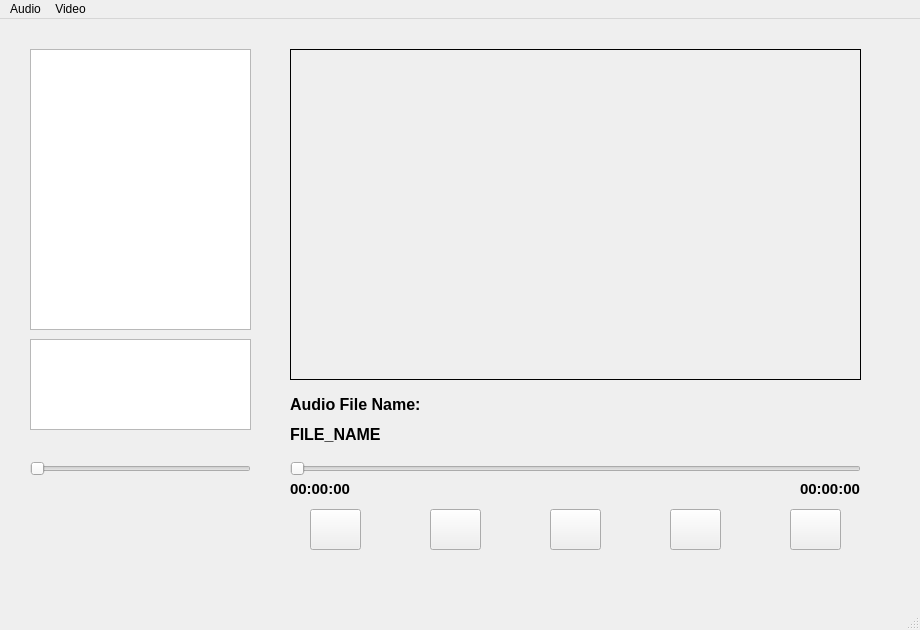
First picture: the form in mainwindow.ui, repository VictorManuelLopezHenao/ProyectoFinal, before the edit.
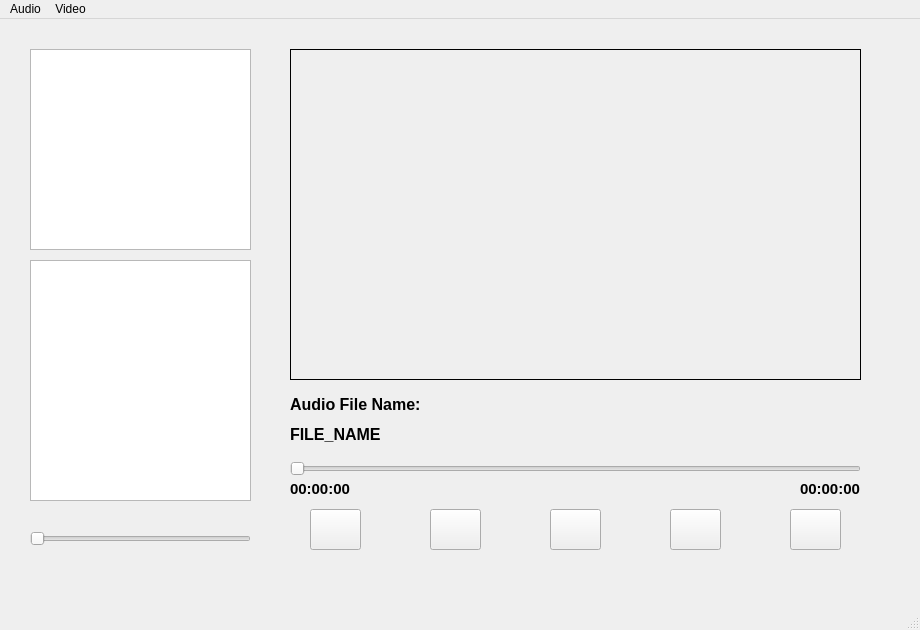
Second picture: the form after the edit.

Commit message:
QlistWidget y Etiquetas
Se agregó las lista conectada con el Treeview, para que asi se muestren en ella los archivos multimedia y tambien se conecto dicha lista con la etiqueta de File Name

What changed in the file:
```diff
--- a/mainwindow.ui
+++ b/mainwindow.ui
@@ -153,7 +153,7 @@
     <property name="geometry">
      <rect>
       <x>30</x>
-      <y>440</y>
+      <y>510</y>
       <width>221</width>
       <height>20</height>
      </rect>
@@ -168,17 +168,7 @@
       <x>30</x>
       <y>30</y>
       <width>221</width>
-      <height>281</height>
-     </rect>
-    </property>
-   </widget>
-   <widget class="QListView" name="listView">
-    <property name="geometry">
-     <rect>
-      <x>30</x>
-      <y>320</y>
-      <width>221</width>
-      <height>91</height>
+      <height>201</height>
      </rect>
     </property>
    </widget>
@@ -220,6 +210,16 @@
      <string>FILE_NAME</string>
     </property>
    </widget>
+   <widget class="QListWidget" name="listWidget">
+    <property name="geometry">
+     <rect>
+      <x>30</x>
+      <y>241</y>
+      <width>221</width>
+      <height>241</height>
+     </rect>
+    </property>
+   </widget>
   </widget>
   <widget class="QMenuBar" name="menubar">
    <property name="geometry">
```
The commit also changes 2 other files.
